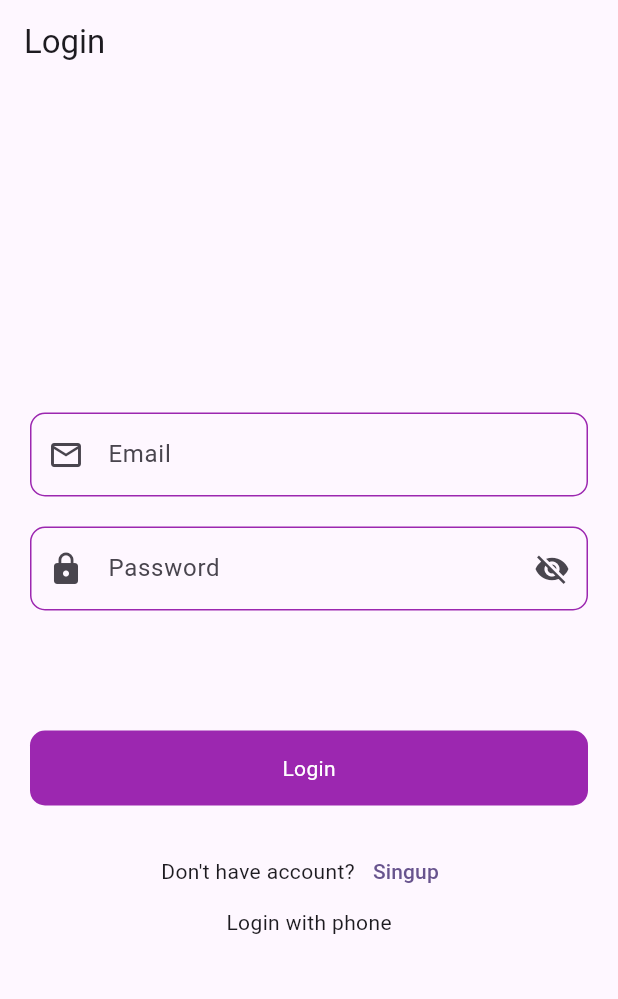
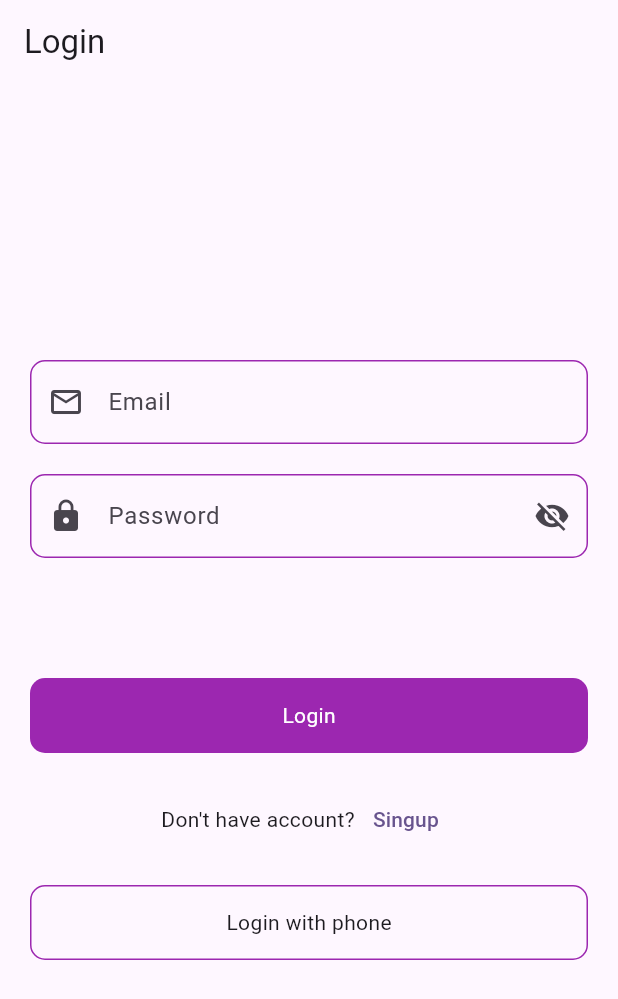
Before and after one commit to FAHIMSHAKIL102/flutter_firebase_practice_thetechbrothers, a Flutter app: the screen it shows after launch, on a phone screen of 412 x 824 dp. Shown: the top 999 px of the screen. Run offline on Flutter 3.47's test engine with Material 3 defaults, Android fonts, the light colour scheme and no system bars; our stand-ins replace firebase_auth, firebase_core, fluttertoast; accounts and stored records are empty.

Commit message:
add_login_screen

```diff
--- a/lib/pages/auth/login_screen.dart
+++ b/lib/pages/auth/login_screen.dart
@@ -145,7 +145,15 @@ class _LoginScreenState extends State<LoginScreen> {
               ),
             ],
           ),
-          Container(child: Center(child: Text('Login with phone'))),
+          Container(
+            margin: EdgeInsets.all(20),
+            height: 50,
+            decoration: BoxDecoration(
+              borderRadius: BorderRadius.circular(10),
+              border: Border.all(color: Colors.purple),
+            ),
+            child: Center(child: Text('Login with phone')),
+          ),
         ],
       ),
     );
```
